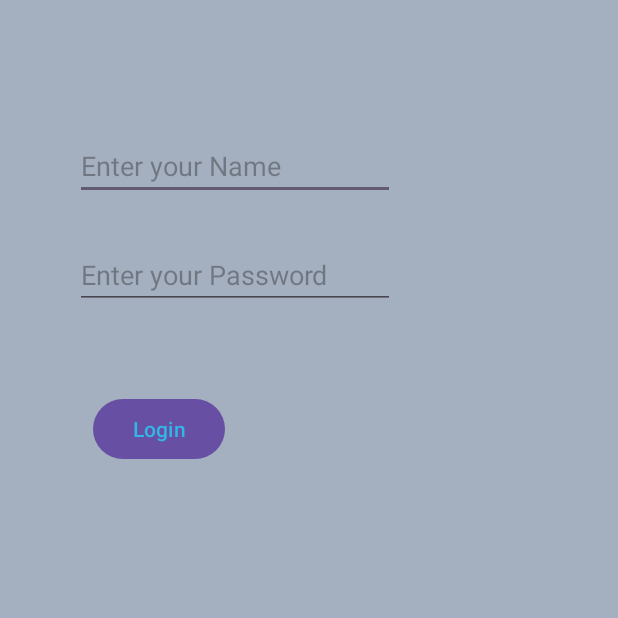
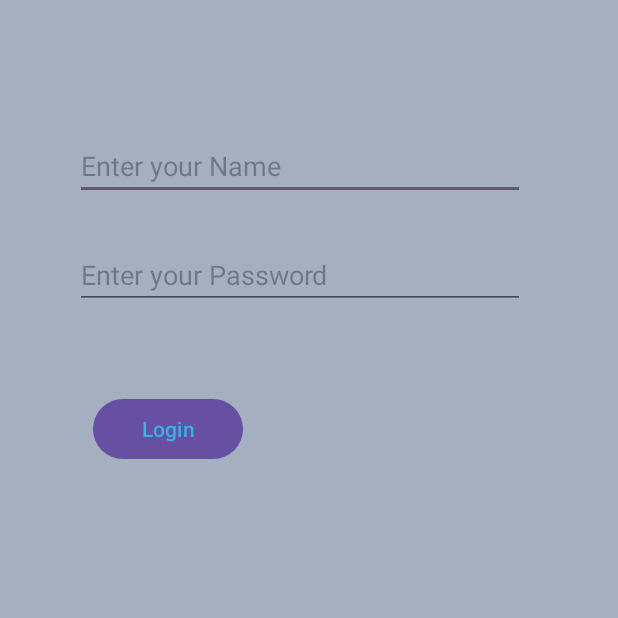
Before and after one commit to Nikshitha17/Androidapp, an Android app: the screen it shows after launch (MainActivity), on a phone screen of 412 x 824 dp, the top half of it. Run offline under Robolectric (Android 15) with nearby library versions, the phone set to English and light mode, and no system bars.

Commit message:
dimens.xml

```diff
--- a/app/src/main/res/layout/activity_main.xml
+++ b/app/src/main/res/layout/activity_main.xml
@@ -9,7 +9,7 @@
 
     <EditText
         android:id="@+id/editTextText"
-        android:layout_width="wrap_content"
+        android:layout_width="@dimen/myedittextwidth"
         android:layout_height="wrap_content"
         android:layout_marginStart="50dp"
         android:layout_marginTop="88dp"
@@ -22,7 +22,7 @@
 
     <EditText
         android:id="@+id/editTextTextPassword"
-        android:layout_width="wrap_content"
+        android:layout_width="@dimen/myedittextwidth"
         android:layout_height="wrap_content"
         android:layout_marginTop="27dp"
         android:ems="10"
@@ -33,7 +33,7 @@
 
     <Button
         android:id="@+id/button"
-        android:layout_width="wrap_content"
+        android:layout_width="100dp"
         android:layout_height="wrap_content"
         android:layout_marginStart="62dp"
         android:layout_marginTop="56dp"
--- /dev/null
+++ b/app/src/main/res/values/dimens.xml
@@ -0,0 +1,4 @@
+<?xml version="1.0" encoding="utf-8"?>
+<resources>
+        <dimen name="myedittextwidth">300dp</dimen>
+</resources>
```
